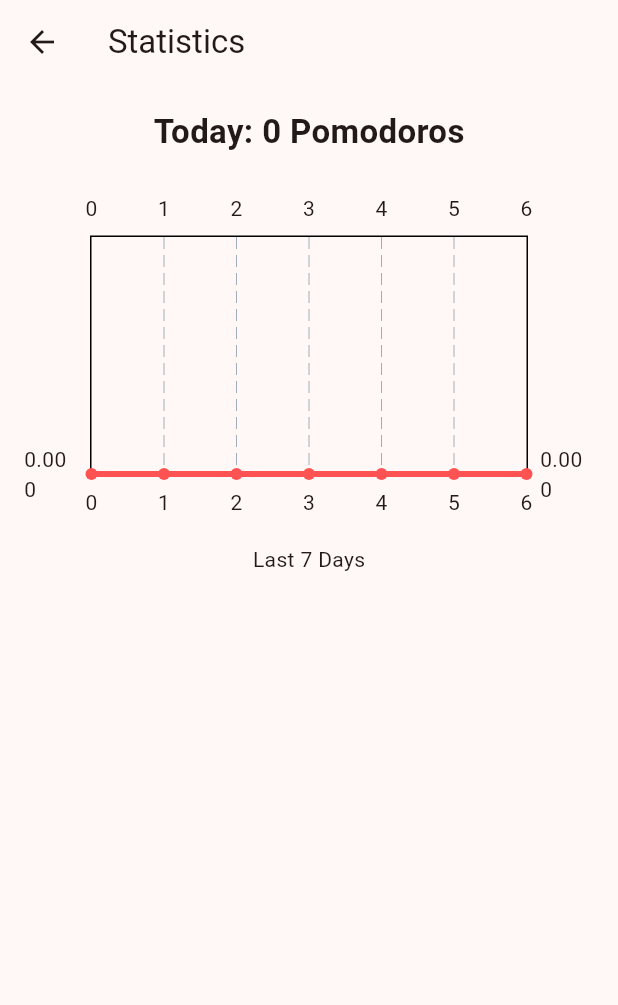
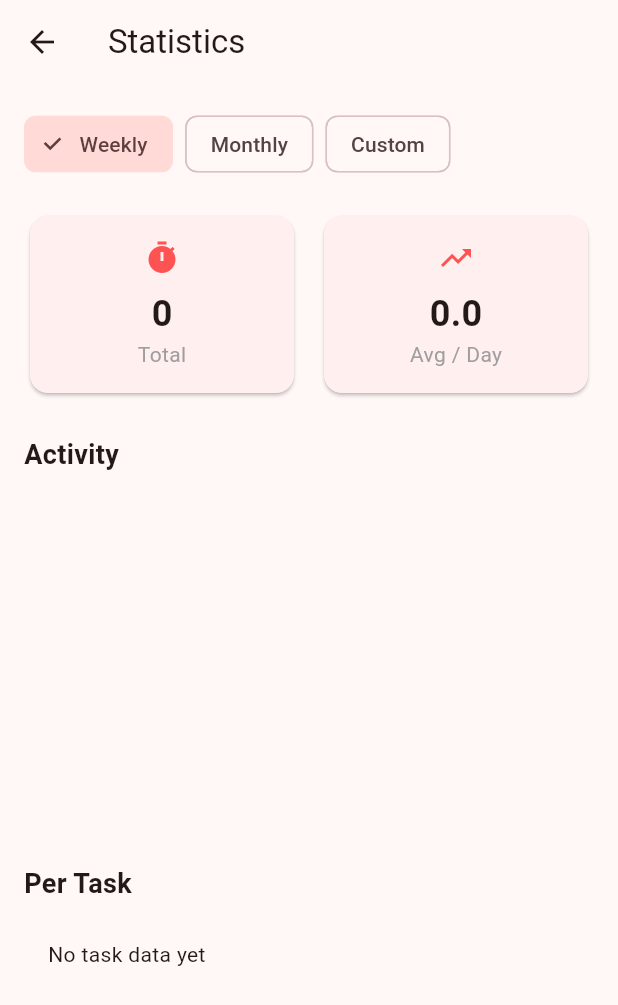
Before and after one commit to haridaykumar/saywat-pomodoro, a Flutter app: the screen it shows after launch, after a tap on "Start", after a tap on the "checklist" icon, after a tap on the "bar chart" icon, on a phone screen of 412 x 824 dp. Shown: the top 1005 px of the screen. Run offline on Flutter 3.47's test engine with Material 3 defaults, Android fonts, the phone set to English and light mode, and no system bars; drawn by our look-alikes of fl_chart; our stand-ins replace audioplayers, flutter_local_notifications, shared_preferences, vibration.

Commit message:
Initial commit: Saywat Pomodoro base1

```diff
--- a/lib/providers/timer_provider.dart
+++ b/lib/providers/timer_provider.dart
@@ -34,8 +34,9 @@ class TimerProvider extends ChangeNotifier {
     notifyListeners();
   }
 
-  void start(int workMin, int restMin, int longRestMin, int cycles) {
+  Future<void> start(int workMin, int restMin, int longRestMin, int cycles) async {
     if (isRunning) return;
+    await _audioPlayer.stop();
     isRunning = true;
     _endTime = DateTime.now().add(remaining);
     _timer = Timer.periodic(const Duration(seconds: 1), (_) => _tick(workMin, restMin, longRestMin, cycles));
@@ -69,9 +70,11 @@ class TimerProvider extends ChangeNotifier {
   Future<void> _completeSession(int workMin, int restMin, int longRestMin, int cycles) async {
     _timer?.cancel();
     isRunning = false;
-    await _playCompletionFeedback();
 
-    if (currentType == SessionType.work) {
+    final isWorkSession = currentType == SessionType.work;
+    await _playCompletionFeedback(isWorkSession);
+
+    if (isWorkSession) {
       completedPomodoros++;
       currentCycle++;
       await _saveCompletedSession();
@@ -106,12 +109,15 @@ class TimerProvider extends ChangeNotifier {
       tasks[index].pomodoros++;
       selectedTask = tasks[index];
       await prefs.setString('tasks_json', jsonEncode(tasks.map((t) => t.toJson()).toList()));
+      notifyListeners();
     }
   }
 
-  Future<void> _playCompletionFeedback() async {
+  Future<void> _playCompletionFeedback(bool isWorkSession) async {
     try {
-      await _audioPlayer.play(AssetSource('sounds/complete.mp3'));
+      await _audioPlayer.stop();
+      final sound = isWorkSession ? 'sounds/work_complete.mp3' : 'sounds/rest_complete.mp3';
+      await _audioPlayer.play(AssetSource(sound));
     } catch (_) {}
     if (await Vibration.hasVibrator() ?? false) {
       Vibration.vibrate(duration: 500);
--- a/lib/screens/home_screen.dart
+++ b/lib/screens/home_screen.dart
@@ -21,11 +21,11 @@ class HomeScreen extends StatelessWidget {
           IconButton(
             icon: const Icon(Icons.checklist),
             onPressed: () async {
-              final selected = await Navigator.push(
+              final selected = await Navigator.push<Task>(
                 context,
                 MaterialPageRoute(builder: (_) => const TasksScreen()),
               );
-              if (selected != null) {
+              if (selected != null && context.mounted) {
                 context.read<TimerProvider>().setSelectedTask(selected);
               }
             },
@@ -39,10 +39,17 @@ class HomeScreen extends StatelessWidget {
           children: [
             if (timer.selectedTask != null)
               Padding(
-                padding: const EdgeInsets.only(bottom: 8),
-                child: Text(
-                  'Task: ${timer.selectedTask!.name} (${timer.selectedTask!.pomodoros})',
-                  style: const TextStyle(fontSize: 16, fontWeight: FontWeight.w500),
+                padding: const EdgeInsets.only(bottom: 12),
+                child: Container(
+                  padding: const EdgeInsets.symmetric(horizontal: 16, vertical: 8),
+                  decoration: BoxDecoration(
+                    color: Colors.grey.withOpacity(0.2),
+                    borderRadius: BorderRadius.circular(20),
+                  ),
+                  child: Text(
+                    'Task: ${timer.selectedTask!.name}  •  ${timer.selectedTask!.pomodoros} pomodoros',
+                    style: const TextStyle(fontSize: 16, fontWeight: FontWeight.w500),
+                  ),
                 ),
               ),
             Text(
--- a/lib/screens/stats_screen.dart
+++ b/lib/screens/stats_screen.dart
@@ -1,6 +1,8 @@
 import 'package:flutter/material.dart';
 import 'package:fl_chart/fl_chart.dart';
 import 'package:shared_preferences/shared_preferences.dart';
+import 'package:intl/intl.dart';
+import 'dart:convert';
 
 class StatsScreen extends StatefulWidget {
   const StatsScreen({super.key});
@@ -10,8 +12,12 @@ class StatsScreen extends StatefulWidget {
 }
 
 class _StatsScreenState extends State<StatsScreen> {
-  List<FlSpot> spots = [];
-  int totalToday = 0;
+  String range = 'Weekly';
+  DateTimeRange? customRange;
+  List<BarChartGroupData> barGroups = [];
+  Map<String, int> taskStats = {};
+  int totalPomodoros = 0;
+  double averagePerDay = 0;
 
   @override
   void initState() {
@@ -21,49 +27,150 @@ class _StatsScreenState extends State<StatsScreen> {
 
   Future<void> _loadStats() async {
     final prefs = await SharedPreferences.getInstance();
-    final today = DateTime.now().toIso8601String().split('T')[0];
-    totalToday = prefs.getInt('pomodoros_$today') ?? 0;
+    final now = DateTime.now();
+    DateTime start;
+    DateTime end = now;
 
-    spots = List.generate(7, (i) {
-      final date = DateTime.now().subtract(Duration(days: 6 - i));
-      final key = 'pomodoros_${date.toIso8601String().split('T')[0]}';
+    if (range == 'Weekly') {
+      start = now.subtract(const Duration(days: 6));
+    } else if (range == 'Monthly') {
+      start = DateTime(now.year, now.month, 1);
+    } else if (customRange != null) {
+      start = customRange!.start;
+      end = customRange!.end;
+    } else {
+      start = now.subtract(const Duration(days: 6));
+    }
+
+    totalPomodoros = 0;
+    taskStats.clear();
+    barGroups.clear();
+
+    final days = end.difference(start).inDays + 1;
+    for (int i = 0; i < days; i++) {
+      final date = start.add(Duration(days: i));
+      final key = 'pomodoros_${DateFormat('yyyy-MM-dd').format(date)}';
       final count = prefs.getInt(key) ?? 0;
-      return FlSpot(i.toDouble(), count.toDouble());
-    });
+      totalPomodoros += count;
+
+      barGroups.add(
+        BarChartGroupData(
+          x: i,
+          barRods: [
+            BarChartRodData(
+              toY: count.toDouble(),
+              color: Colors.redAccent,
+              width: days > 14 ? 8 : 16,
+              borderRadius: BorderRadius.circular(4),
+            ),
+          ],
+        ),
+      );
+    }
+
+    averagePerDay = days > 0 ? totalPomodoros / days : 0;
+
+    final taskData = prefs.getString('tasks_json') ?? '[]';
+    final List decoded = jsonDecode(taskData);
+    for (var item in decoded) {
+      final name = item['name'] as String;
+      final pomos = item['pomodoros'] as int? ?? 0;
+      if (pomos > 0) taskStats[name] = pomos;
+    }
+
     setState(() {});
+  }
+
+  Future<void> _pickCustomRange() async {
+    final picked = await showDateRangePicker(
+      context: context,
+      firstDate: DateTime(2024),
+      lastDate: DateTime.now(),
+    );
+    if (picked != null) {
+      setState(() {
+        range = 'Custom';
+        customRange = picked;
+      });
+      _loadStats();
+    }
   }
 
   @override
   Widget build(BuildContext context) {
     return Scaffold(
       appBar: AppBar(title: const Text('Statistics')),
-      body: Padding(
+      body: SingleChildScrollView(
+        padding: const EdgeInsets.all(16),
+        child: Column(
+          crossAxisAlignment: CrossAxisAlignment.start,
+          children: [
+            Wrap(
+              spacing: 8,
+              children: [
+                ChoiceChip(label: const Text('Weekly'), selected: range == 'Weekly', onSelected: (_) { setState(() => range = 'Weekly'); _loadStats(); }),
+                ChoiceChip(label: const Text('Monthly'), selected: range == 'Monthly', onSelected: (_) { setState(() => range = 'Monthly'); _loadStats(); }),
+                ChoiceChip(label: const Text('Custom'), selected: range == 'Custom', onSelected: (_) => _pickCustomRange()),
+              ],
+            ),
+            const SizedBox(height: 20),
+
+            // Summary cards
+            Row(
+              children: [
+                Expanded(child: _summaryCard('Total', '$totalPomodoros', Icons.timer)),
+                const SizedBox(width: 12),
+                Expanded(child: _summaryCard('Avg / Day', averagePerDay.toStringAsFixed(1), Icons.trending_up)),
+              ],
+            ),
+            const SizedBox(height: 24),
+
+            const Text('Activity', style: TextStyle(fontSize: 18, fontWeight: FontWeight.bold)),
+            const SizedBox(height: 12),
+            SizedBox(
+              height: 220,
+              child: barGroups.isEmpty
+                  ? const Center(child: Text('No data for this period'))
+                  : BarChart(
+                      BarChartData(
+                        barGroups: barGroups,
+                        titlesData: const FlTitlesData(show: false),
+                        borderData: FlBorderData(show: false),
+                        gridData: const FlGridData(show: true, drawVerticalLine: false),
+                      ),
+                    ),
+            ),
+            const SizedBox(height: 28),
+
+            const Text('Per Task', style: TextStyle(fontSize: 18, fontWeight: FontWeight.bold)),
+            const SizedBox(height: 8),
+            if (taskStats.isEmpty)
+              const Padding(padding: EdgeInsets.all(16), child: Text('No task data yet'))
+            else
+              ...taskStats.entries.map((e) => Card(
+                    margin: const EdgeInsets.only(bottom: 8),
+                    child: ListTile(
+                      leading: const Icon(Icons.task_alt, color: Colors.redAccent),
+                      title: Text(e.key),
+                      trailing: Text('${e.value}', style: const TextStyle(fontSize: 18, fontWeight: FontWeight.bold)),
+                    ),
+                  )),
+          ],
+        ),
+      ),
+    );
+  }
+
+  Widget _summaryCard(String title, String value, IconData icon) {
+    return Card(
+      child: Padding(
         padding: const EdgeInsets.all(16),
         child: Column(
           children: [
-            Text('Today: $totalToday Pomodoros', style: const TextStyle(fontSize: 22, fontWeight: FontWeight.bold)),
-            const SizedBox(height: 24),
-            SizedBox(
-              height: 220,
-              child: LineChart(
-                LineChartData(
-                  gridData: const FlGridData(show: true),
-                  titlesData: const FlTitlesData(show: true),
-                  borderData: FlBorderData(show: true),
-                  lineBarsData: [
-                    LineChartBarData(
-                      spots: spots,
-                      isCurved: true,
-                      color: Colors.redAccent,
-                      barWidth: 4,
-                      belowBarData: BarAreaData(show: true, color: Colors.redAccent.withOpacity(0.3)),
-                    ),
-                  ],
-                ),
-              ),
-            ),
-            const SizedBox(height: 16),
-            const Text('Last 7 Days'),
+            Icon(icon, color: Colors.redAccent),
+            const SizedBox(height: 8),
+            Text(value, style: const TextStyle(fontSize: 24, fontWeight: FontWeight.bold)),
+            Text(title, style: const TextStyle(fontSize: 14, color: Colors.grey)),
           ],
         ),
       ),
--- a/lib/screens/tasks_screen.dart
+++ b/lib/screens/tasks_screen.dart
@@ -1,17 +1,7 @@
 import 'package:flutter/material.dart';
 import 'package:shared_preferences/shared_preferences.dart';
 import 'dart:convert';
-
-class Task {
-  String name;
-  int pomodoros;
-
-  Task({required this.name, this.pomodoros = 0});
-
-  Map<String, dynamic> toJson() => {'name': name, 'pomodoros': pomodoros};
-  factory Task.fromJson(Map<String, dynamic> json) =>
-      Task(name: json['name'], pomodoros: json['pomodoros'] ?? 0);
-}
+import '../providers/timer_provider.dart';
 
 class TasksScreen extends StatefulWidget {
   const TasksScreen({super.key});
--- a/pubspec.yaml
+++ b/pubspec.yaml
@@ -27,4 +27,5 @@ flutter:
   uses-material-design: true
 
   assets:
-    - assets/sounds/complete.mp3
+    - assets/sounds/work_complete.mp3
+    - assets/sounds/rest_complete.mp3
```
Also changed, not shown: 4 other files.
